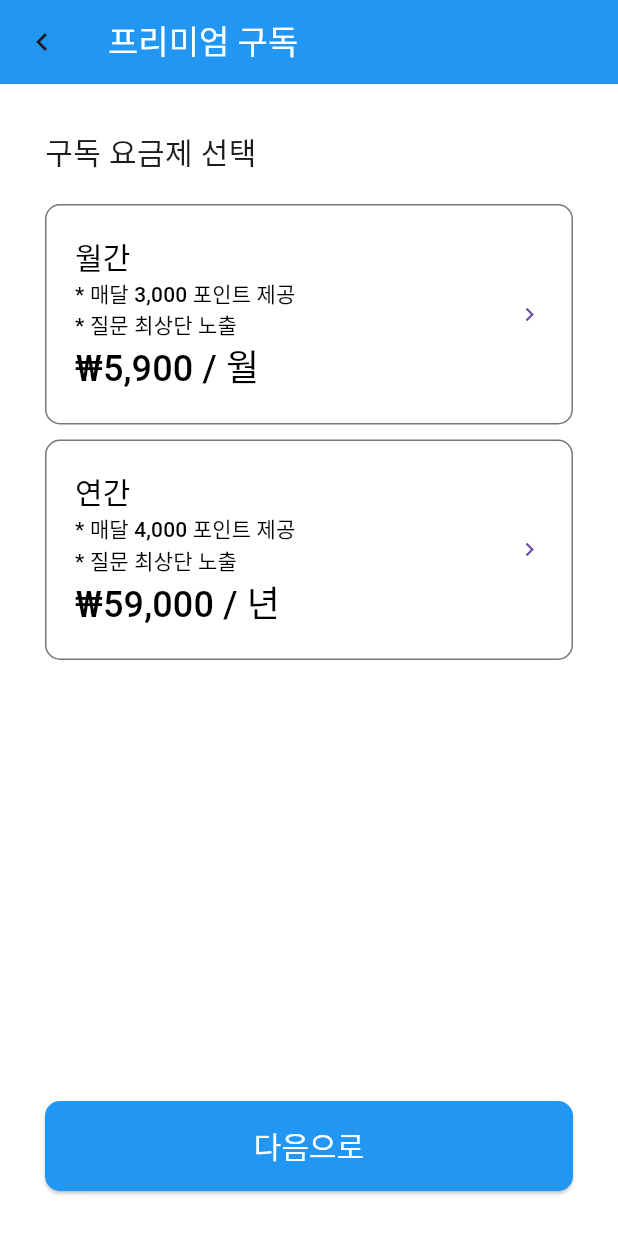
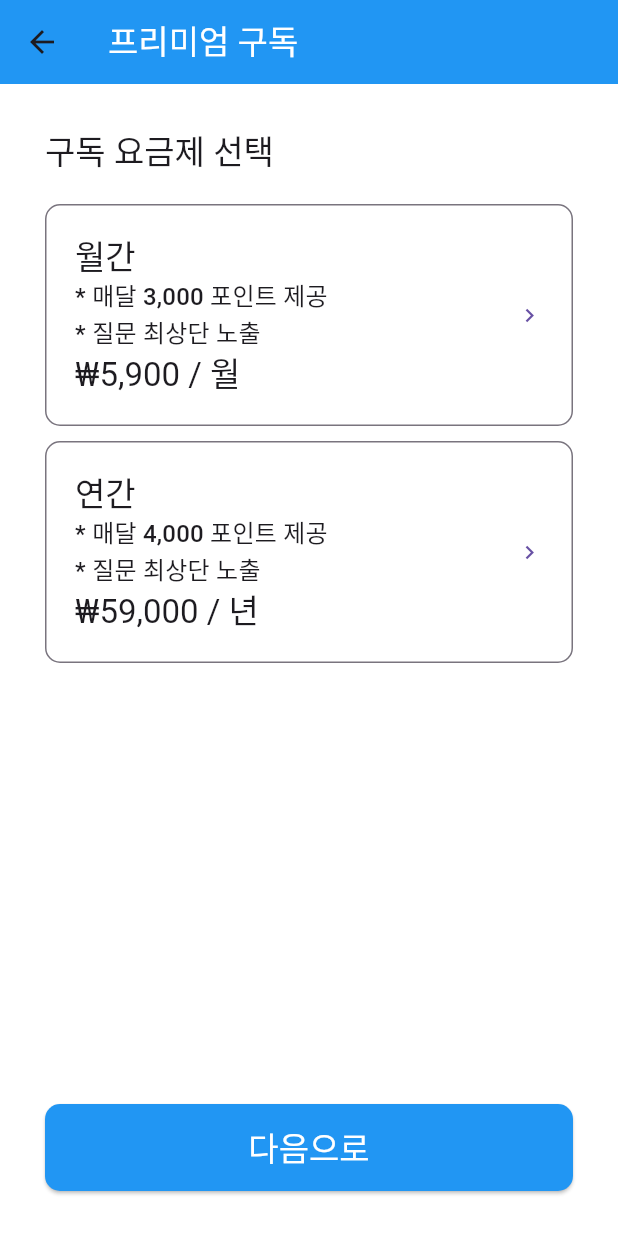
Before and after one commit to SeSACYongsan/langpal, a Flutter app: the SubscriptionPlansScreen screen opened by its route, on a phone screen of 412 x 824 dp. Run offline on Flutter 3.47's test engine with Material 3 defaults, Android fonts, the phone set to English and light mode, and no system bars; our stand-ins replace flutter_riverpod, go_router, google_fonts; Roboto replaces fonts that are missing (CookieRun).

Commit message:
Update subscription_plans_screen.dart

```diff
--- a/lib/screens/subscription_plans_screen.dart
+++ b/lib/screens/subscription_plans_screen.dart
@@ -14,10 +14,6 @@ class SubscriptionPlansScreen extends StatelessWidget {
           ),
         ),
         backgroundColor: Colors.blue,
-        leading: IconButton(
-          icon: const Icon(Icons.chevron_left),
-          onPressed: () {},
-        ),
       ),
       body: SafeArea(
         child: Padding(
@@ -25,11 +21,9 @@ class SubscriptionPlansScreen extends StatelessWidget {
           child: Column(
             crossAxisAlignment: CrossAxisAlignment.stretch,
             children: [
-              const Text(
+              Text(
                 "구독 요금제 선택",
-                style: TextStyle(
-                  fontSize: 20,
-                ),
+                style: Theme.of(context).textTheme.titleLarge,
               ),
               const SizedBox(height: 20),
               OutlinedButton.icon(
@@ -39,34 +33,24 @@ class SubscriptionPlansScreen extends StatelessWidget {
                     borderRadius: BorderRadius.circular(10),
                   ),
                 ),
-                label: const Column(
+                label: Column(
                   crossAxisAlignment: CrossAxisAlignment.stretch,
                   children: [
                     Text(
                       "월간",
-                      style: TextStyle(
-                        fontSize: 20,
-                        color: Colors.black,
-                      ),
+                      style: Theme.of(context).textTheme.titleLarge,
                     ),
                     Text(
                       "* 매달 3,000 포인트 제공",
-                      style: TextStyle(
-                        color: Colors.black,
-                      ),
+                      style: Theme.of(context).textTheme.titleMedium,
                     ),
                     Text(
                       "* 질문 최상단 노출",
-                      style: TextStyle(
-                        color: Colors.black,
-                      ),
+                      style: Theme.of(context).textTheme.titleMedium,
                     ),
                     Text(
                       "₩5,900 / 월",
-                      style: TextStyle(
-                        fontSize: 24,
-                        color: Colors.black,
-                      ),
+                      style: Theme.of(context).textTheme.titleLarge,
                     ),
                   ],
                 ),
@@ -82,34 +66,24 @@ class SubscriptionPlansScreen extends StatelessWidget {
                     borderRadius: BorderRadius.circular(10),
                   ),
                 ),
-                label: const Column(
+                label: Column(
                   crossAxisAlignment: CrossAxisAlignment.stretch,
                   children: [
                     Text(
                       "연간",
-                      style: TextStyle(
-                        fontSize: 20,
-                        color: Colors.black,
-                      ),
+                      style: Theme.of(context).textTheme.titleLarge,
                     ),
                     Text(
                       "* 매달 4,000 포인트 제공",
-                      style: TextStyle(
-                        color: Colors.black,
-                      ),
+                      style: Theme.of(context).textTheme.titleMedium,
                     ),
                     Text(
                       "* 질문 최상단 노출",
-                      style: TextStyle(
-                        color: Colors.black,
-                      ),
+                      style: Theme.of(context).textTheme.titleMedium,
                     ),
                     Text(
                       "₩59,000 / 년",
-                      style: TextStyle(
-                        fontSize: 24,
-                        color: Colors.black,
-                      ),
+                      style: Theme.of(context).textTheme.titleLarge,
                     ),
                   ],
                 ),
@@ -123,9 +97,9 @@ class SubscriptionPlansScreen extends StatelessWidget {
                   backgroundColor: Colors.blue,
                   foregroundColor: Colors.white,
                   padding: const EdgeInsets.all(15),
-                  textStyle: const TextStyle(
-                    fontSize: 20,
-                  ),
+                  textStyle: Theme.of(context).textTheme.titleLarge!.copyWith(
+                        color: Colors.white,
+                      ),
                   shape: RoundedRectangleBorder(
                     borderRadius: BorderRadius.circular(10),
                   ),
```
